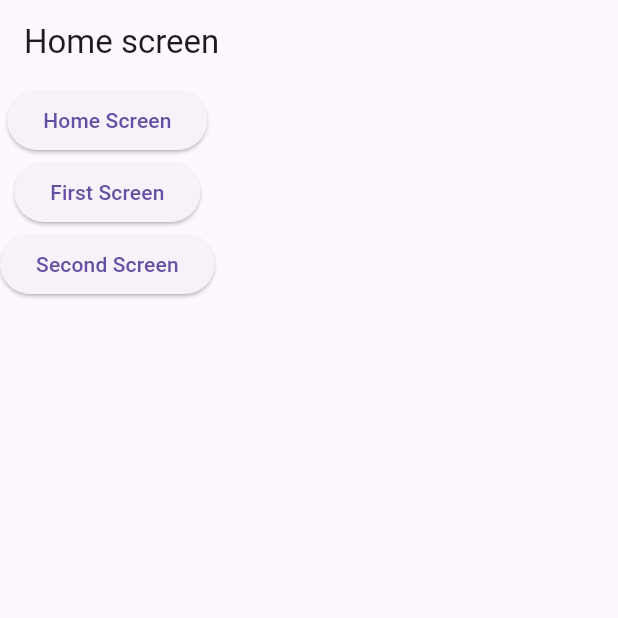
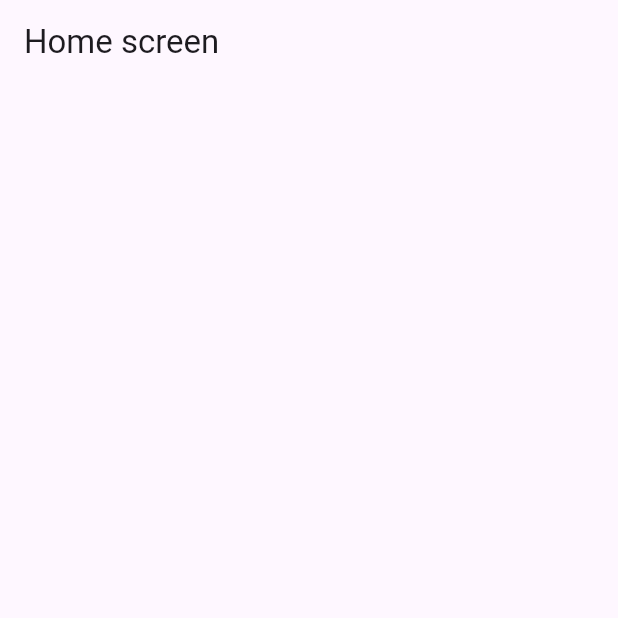
Before and after one commit to AlibekKubanychbekov/Movie_App, a Flutter app: the screen it shows after launch, on a phone screen of 412 x 824 dp, the top half of it. Run offline on Flutter 3.47's test engine with Material 3 defaults, Android fonts, the phone set to English and light mode, and no system bars; our stand-ins replace auto_route.

Commit message:
Delete pages

```diff
--- a/lib/core/service/auto_router.dart
+++ b/lib/core/service/auto_router.dart
@@ -11,7 +11,5 @@ class AppRouter extends RootStackRouter {
           page: HomeRoute.page,
           initial: true,
         ),
-        AutoRoute(page: FirstRoute.page),
-        AutoRoute(page: SecondRoute.page),
       ];
 }
--- a/lib/modules/home/home_screen.dart
+++ b/lib/modules/home/home_screen.dart
@@ -12,25 +12,6 @@ class HomeScreen extends StatelessWidget {
       appBar: AppBar(
         title: const Text('Home screen'),
       ),
-      body: Column(
-        children: [
-          ElevatedButton(
-              onPressed: () {
-                context.router.push(const HomeRoute());
-              },
-              child: const Text('Home Screen')),
-          ElevatedButton(
-              onPressed: () {
-                context.router.push(const FirstRoute());
-              },
-              child: const Text('First Screen')),
-          ElevatedButton(
-              onPressed: () {
-                context.router.push(const SecondRoute());
-              },
-              child: const Text('Second Screen')),
-        ],
-      ),
     );
   }
 }
```
Also changed, not shown: lib/modules/home/page_one.dart (deleted, +0 -16 lines), lib/modules/home/second_page.dart (deleted, +0 -16 lines), lib/core/service/auto_router.gr.dart.
